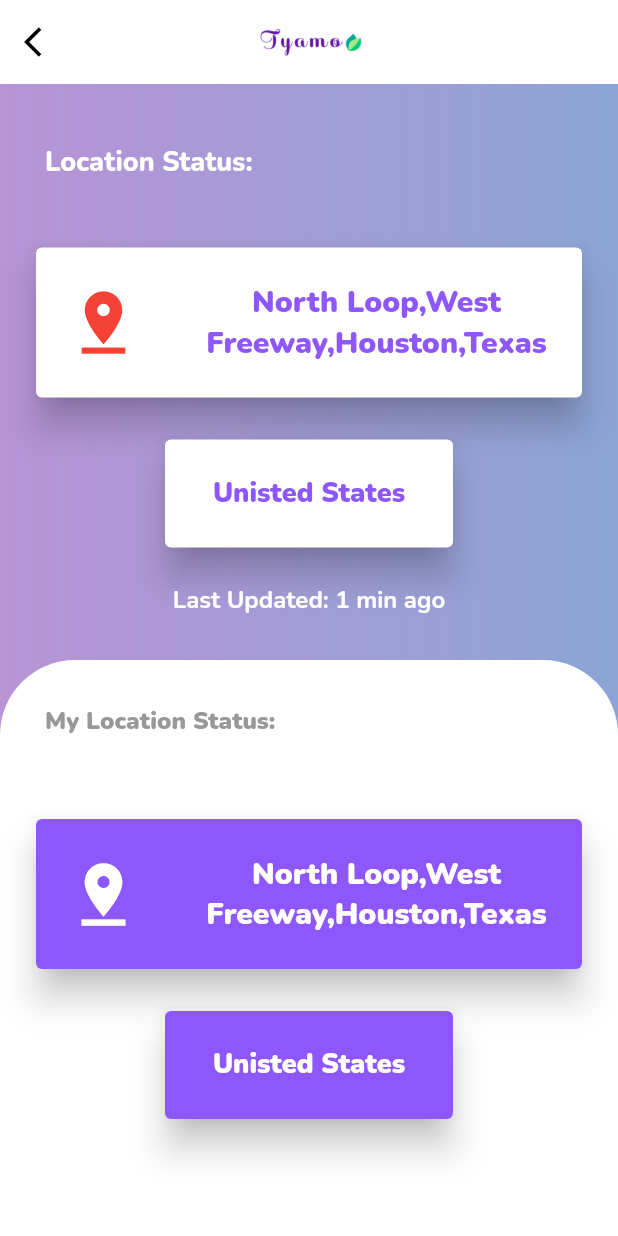
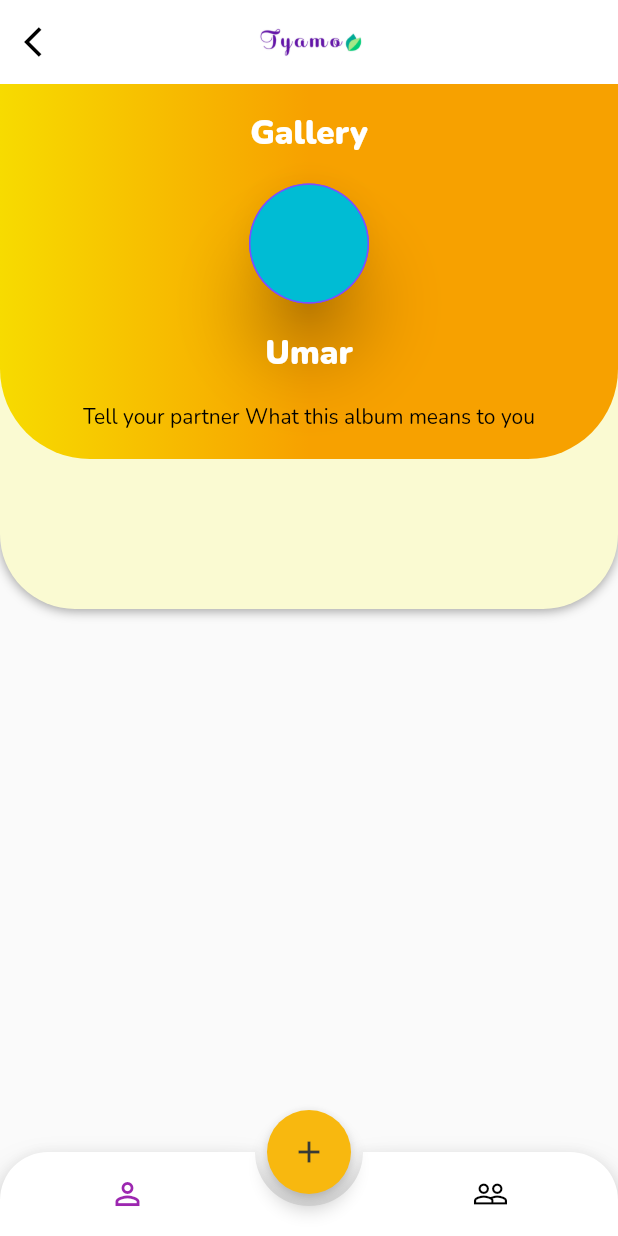
Before and after one commit to UmarJamshed947/ehunar, a Flutter app: the screen it shows after launch, on a phone screen of 412 x 824 dp. Run offline on Flutter 3.47's test engine with Material 2 defaults, Android fonts, the phone set to English and light mode, and no system bars; drawn by our look-alikes of animated_bottom_navigation_bar, circular_profile_avatar; our stand-ins replace font_awesome_flutter, getwidget, google_fonts, page_transition, responsive_sizer, rounded_loading_button and 1 more.

```diff
--- /dev/null
+++ b/lib/View/Auth/features/album/album_main.dart
@@ -0,0 +1,113 @@
+import 'package:animated_bottom_navigation_bar/animated_bottom_navigation_bar.dart';
+import 'package:flutter/material.dart';
+import 'package:font_awesome_flutter/font_awesome_flutter.dart';
+import 'package:tyamo/View/Auth/features/album/my_album.dart';
+
+class AlbumMain extends StatefulWidget {
+  @override
+  State<AlbumMain> createState() => _AlbumMainState();
+}
+
+class _AlbumMainState extends State<AlbumMain> with SingleTickerProviderStateMixin{
+  late Animation<double> animation;
+  late AnimationController animationController;
+  late CurvedAnimation curve;
+
+  List<IconData> iconList = [Icons.person_outline, Icons.people_outline];
+
+  int page = 0;
+  int pageView = 0;
+  PageController pageController = PageController(initialPage: 0);
+
+  Widget pageViewSection() {
+    return PageView(
+      controller: pageController,
+      onPageChanged: (value) {
+        setState(() {
+          page = value;
+        });
+      },
+      children: [
+        MyAlbum(),
+        Container(color: Colors.blue),
+      ],
+    );
+  }
+
+  @override
+  void initState() {
+    animationController = AnimationController(vsync: this,duration: Duration(seconds:1));
+    curve = CurvedAnimation(parent: animationController, curve: Interval(0.5,1.0,curve: Curves.fastOutSlowIn));
+    animation = Tween<double>(begin: 0, end: 1).animate(curve);
+    animationController.forward();
+    super.initState();
+  }
+  @override
+  void dispose() {
+    animationController.dispose(); // Dispose the AnimationController
+    super.dispose();
+  }
+
+  @override
+  Widget build(BuildContext context) {
+    return Scaffold(
+      appBar: AppBar(
+        elevation: 0,
+        backgroundColor: Colors.white,
+        title: Container(
+          height: 100,
+          width: 100,
+          decoration: BoxDecoration(
+              image: DecorationImage(
+                  image: AssetImage(
+            "assets/images/logo.png",
+          ))),
+        ),
+        centerTitle: true,
+        leading: IconButton(
+          icon: Icon(
+            Icons.arrow_back_ios,
+            color: Colors.black,
+          ),
+          color: Colors.black,
+          onPressed: () {
+            Navigator.of(context).pop();
+          },
+        ),
+      ),
+      floatingActionButton: ScaleTransition(
+        scale: animation,
+        child: FloatingActionButton(
+          splashColor: Color(0xffFFA400),
+          elevation: 5,
+          backgroundColor: Color(0xFFF8B80F),
+          child: Icon(
+            Icons.add,
+            color: Color(0xFF373A36),
+          ),
+          onPressed: () {},
+        ),
+      ),
+      floatingActionButtonLocation: FloatingActionButtonLocation.centerDocked,
+      bottomNavigationBar: AnimatedBottomNavigationBar(
+        icons: iconList,
+        activeIndex: page,
+        activeColor: Colors.purple,
+        inactiveColor: Colors.black,
+        splashSpeedInMilliseconds: 300,
+        notchSmoothness: NotchSmoothness.softEdge,
+        leftCornerRadius: 32,
+        rightCornerRadius: 32,
+        gapLocation: GapLocation.center,
+        onTap: (p0) {
+          setState(() {
+            pageView = p0;
+            pageController.animateToPage(p0,
+                duration: Duration(milliseconds: 200), curve: Curves.linear);
+          });
+        },
+      ),
+      body: pageViewSection(),
+    );
+  }
+}
--- /dev/null
+++ b/lib/View/Auth/features/album/my_album.dart
@@ -0,0 +1,99 @@
+import 'package:circular_profile_avatar/circular_profile_avatar.dart';
+import 'package:flutter/material.dart';
+import 'package:google_fonts/google_fonts.dart';
+
+class MyAlbum extends StatelessWidget {
+  @override
+  Widget build(BuildContext context) {
+    return Column(
+      children: [
+        Container(
+          height: 350,
+          width: double.infinity,
+          decoration: BoxDecoration(
+            borderRadius: BorderRadius.only(
+              bottomLeft: Radius.circular(50),
+              bottomRight: Radius.circular(50),
+            ),
+            color: Color(0xfffafad2),
+            boxShadow: [
+              BoxShadow(
+                color: Colors.grey,
+                offset: Offset(0.0, 1.0),
+                blurRadius: 6.0,
+              ),
+            ],
+          ),
+          child: Column(
+            children: [
+              Container(
+                height: 250,
+                width: double.infinity,
+                decoration: BoxDecoration(
+                  gradient: LinearGradient(
+                    colors: [Color(0xffF7DB00), Color(0xffF7A100)],
+                    stops: [0.0, 0.5],
+                  ),
+                  borderRadius: BorderRadius.only(
+                    bottomLeft: Radius.circular(60),
+                    bottomRight: Radius.circular(60),
+                  ),
+                  color: Color(0xffFafad2),
+                ),
+                child: Column(
+                  mainAxisAlignment: MainAxisAlignment.spaceEvenly,
+                  children: [
+                    Text(
+                      "Gallery",
+                      style: GoogleFonts.nunito(
+                        fontSize: 22,
+                        fontWeight: FontWeight.w900,
+                        color: Colors.white,
+                      ),
+                    ),
+                    CircularProfileAvatar(
+                      "",
+                      backgroundColor: Colors.cyan,
+                      borderWidth: 1,
+                      borderColor: Colors.deepPurpleAccent,
+                      elevation: 20,
+                      radius: 40,
+                      cacheImage: true,
+                      errorWidget: (context, url, error) {
+                        return Icon(Icons.face, size: 20);
+                      },
+                      onTap: () {},
+                      animateFromOldImageOnUrlChange: true,
+                      placeHolder: (context, url) {
+                        return Container(
+                          child: Center(
+                            child: CircularProgressIndicator(),
+                          ),
+                        );
+                      },
+                    ),
+                    Text(
+                      "Umar",
+                      style: GoogleFonts.nunito(
+                        fontSize: 22,
+                        fontWeight: FontWeight.w900,
+                        color: Colors.white,
+                      ),
+                    ),
+                    Text(
+                      "Tell your partner What this album means to you",
+                      style: GoogleFonts.nunito(
+                        fontWeight: FontWeight.w400,
+                        color: Colors.black,
+                      ),
+                    ),
+                  ],
+                ),
+              ),
+            ],
+          ),
+        ),
+      ],
+    );
+  }
+}
--- a/lib/main.dart
+++ b/lib/main.dart
@@ -2,6 +2,7 @@ import 'package:flutter/material.dart';
 import 'package:responsive_sizer/responsive_sizer.dart';
 import 'package:tyamo/View/Auth/features/BatteryInfo/battery_info.dart';
 import 'package:tyamo/View/Auth/features/UserStatus/user_status.dart';
+import 'package:tyamo/View/Auth/features/album/album_main.dart';
 import 'package:tyamo/View/Auth/features/deviceinfo/device_info.dart';
 import 'package:tyamo/View/Auth/features/generalinfo/general_info.dart';
 import 'package:tyamo/View/Auth/forgot_passowrd.dart';
@@ -13,6 +14,7 @@ import 'package:tyamo/View/invitation/invite_friend.dart';
 import 'package:tyamo/View/profile/profile_settings.dart';
 import 'package:tyamo/View/profile/profile_setup.dart';
 
+import 'View/Auth/features/DeviceSpecs/device_specs.dart';
 import 'View/Auth/features/locationinfo/location_info.dart';
 
 void main() {
@@ -28,7 +30,7 @@ class Tyamo extends StatelessWidget {
     return ResponsiveSizer(builder: (context, orientation, screenType) {
       return MaterialApp(
         title: "Tyamo",
-        home: LocationInfo(),
+        home: AlbumMain(),
       );
     });
   }
```
Also changed, not shown: lib/View/Auth/features/DeviceSpecs/device_specs.dart (+122 -0 lines), lib/View/Homepage/dashboard.dart (+25 -1 lines).
